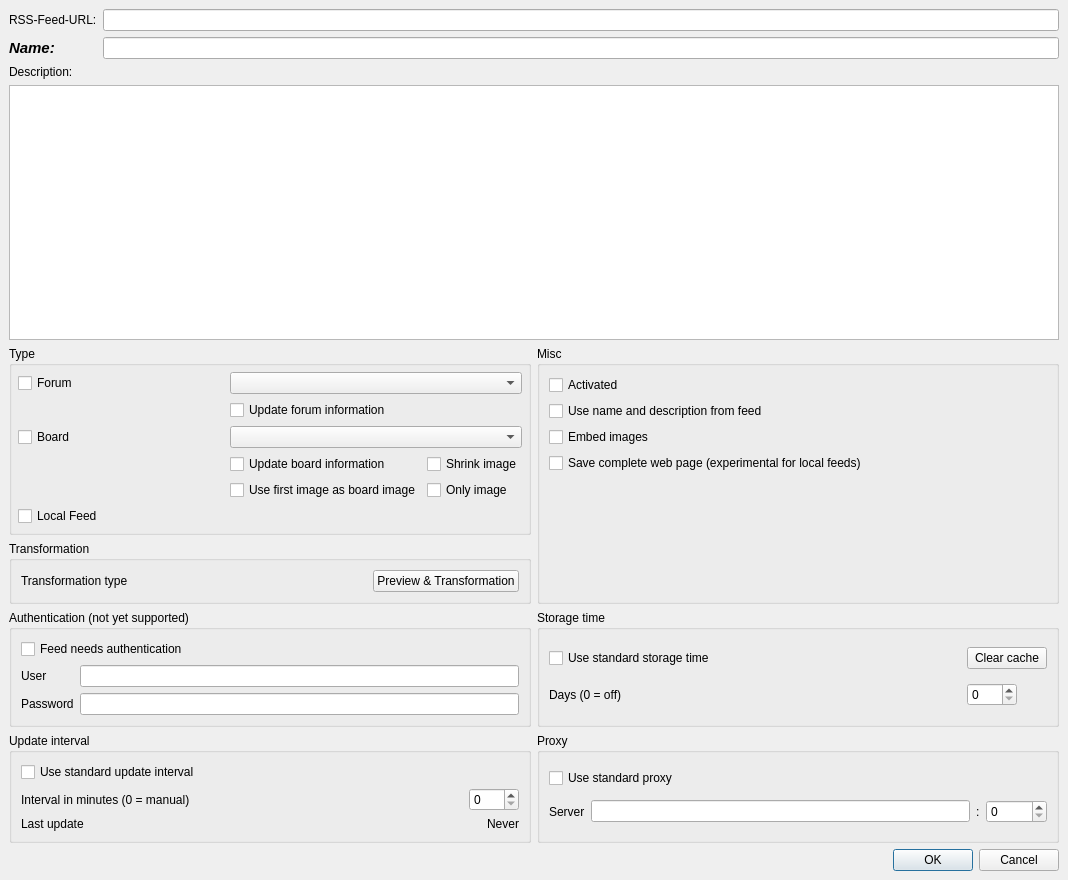
This is plugins/FeedReader/gui/AddFeedDialog.ui in RetroShare/RetroShare as Qt 5 draws it before an edit. The edited form follows.
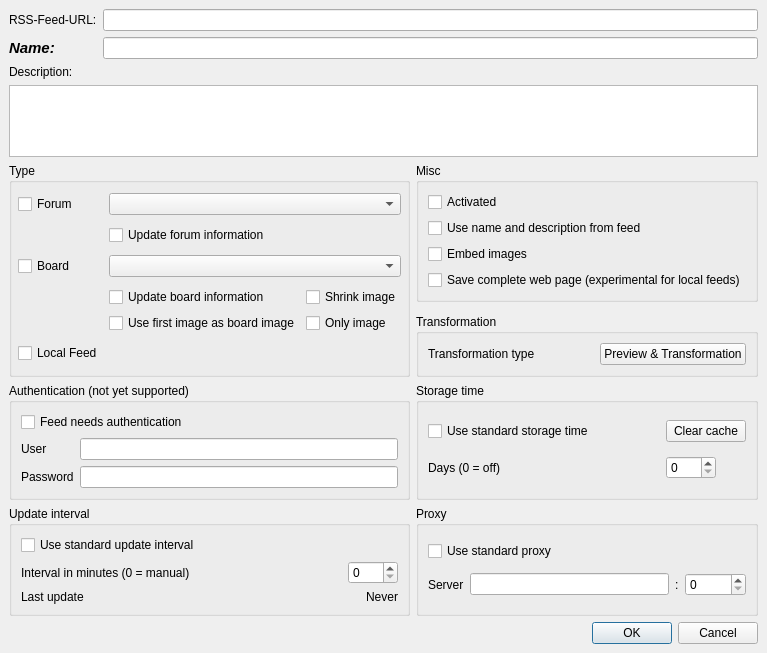
This is the edited form. Icons and pictures are not drawn. Custom widgets are drawn as their Qt base class.

Commit message: FeedReader: Reduced the height of the dialog for creating a feed

Diff of the .ui file:
```diff
--- a/plugins/FeedReader/gui/AddFeedDialog.ui
+++ b/plugins/FeedReader/gui/AddFeedDialog.ui
@@ -6,8 +6,8 @@
    <rect>
     <x>0</x>
     <y>0</y>
-    <width>1068</width>
-    <height>880</height>
+    <width>739</width>
+    <height>653</height>
    </rect>
   </property>
   <property name="windowTitle">
@@ -45,103 +45,6 @@
       <enum>QFrame::Raised</enum>
      </property>
      <layout class="QGridLayout" name="gradFrame_GL">
-      <item row="3" column="0">
-       <widget class="QGroupBox" name="typeGroupBox">
-        <property name="title">
-         <string>Type</string>
-        </property>
-        <layout class="QGridLayout" name="gridLayout_2">
-         <property name="leftMargin">
-          <number>6</number>
-         </property>
-         <property name="topMargin">
-          <number>6</number>
-         </property>
-         <property name="rightMargin">
-          <number>6</number>
-         </property>
-         <property name="bottomMargin">
-          <number>6</number>
-         </property>
-         <item row="0" column="0">
-          <widget class="QCheckBox" name="typeForumCheckBox">
-           <property name="sizePolicy">
-            <sizepolicy hsizetype="Minimum" vsizetype="Fixed">
-             <horstretch>0</horstretch>
-             <verstretch>0</verstretch>
-            </sizepolicy>
-           </property>
-           <property name="text">
-            <string>Forum</string>
-           </property>
-          </widget>
-         </item>
-         <item row="0" column="1">
-          <widget class="RSComboBox" name="forumComboBox"/>
-         </item>
-         <item row="8" column="0">
-          <widget class="QCheckBox" name="typeLocalCheckBox">
-           <property name="text">
-            <string>Local Feed</string>
-           </property>
-          </widget>
-         </item>
-         <item row="1" column="1">
-          <layout class="QHBoxLayout" name="horizontalLayout_2">
-           <item>
-            <widget class="QCheckBox" name="updateForumInfoCheckBox">
-             <property name="text">
-              <string>Update forum information</string>
-             </property>
-            </widget>
-           </item>
-          </layout>
-         </item>
-         <item row="4" column="1">
-          <widget class="RSComboBox" name="postedComboBox"/>
-         </item>
-         <item row="4" column="0">
-          <widget class="QCheckBox" name="typePostedCheckBox">
-           <property name="text">
-            <string>Board</string>
-           </property>
-          </widget>
-         </item>
-         <item row="6" column="1">
-          <layout class="QGridLayout" name="gridLayout">
-           <item row="0" column="0">
-            <widget class="QCheckBox" name="updatePostedInfoCheckBox">
-             <property name="text">
-              <string>Update board information</string>
-             </property>
-            </widget>
-           </item>
-           <item row="1" column="1">
-            <widget class="QCheckBox" name="postedOnlyImageCheckBox">
-             <property name="text">
-              <string>Only image</string>
-             </property>
-            </widget>
-           </item>
-           <item row="1" column="0">
-            <widget class="QCheckBox" name="postedFirstImageCheckBox">
-             <property name="text">
-              <string>Use first image as board image</string>
-             </property>
-            </widget>
-           </item>
-           <item row="0" column="1">
-            <widget class="QCheckBox" name="postedShinkImageCheckBox">
-             <property name="text">
-              <string>Shrink image</string>
-             </property>
-            </widget>
-           </item>
-          </layout>
-         </item>
-        </layout>
-       </widget>
-      </item>
       <item row="7" column="0">
        <widget class="QGroupBox" name="authenticationGroupBox">
         <property name="title">
@@ -378,40 +281,7 @@
         </item>
        </layout>
       </item>
-      <item row="4" column="0">
-       <widget class="QGroupBox" name="groupBox">
-        <property name="title">
-         <string>Transformation</string>
-        </property>
-        <layout class="QVBoxLayout" name="verticalLayout_4">
-         <item>
-          <layout class="QHBoxLayout" name="horizontalLayout">
-           <item>
-            <widget class="QLabel" name="transformationTypeLabel">
-             <property name="text">
-              <string>Transformation type</string>
-             </property>
-            </widget>
-           </item>
-           <item>
-            <widget class="QPushButton" name="previewButton">
-             <property name="sizePolicy">
-              <sizepolicy hsizetype="Maximum" vsizetype="Fixed">
-               <horstretch>0</horstretch>
-               <verstretch>0</verstretch>
-              </sizepolicy>
-             </property>
-             <property name="text">
-              <string>Preview &amp;&amp; Transformation</string>
-             </property>
-            </widget>
-           </item>
-          </layout>
-         </item>
-        </layout>
-       </widget>
-      </item>
-      <item row="3" column="1" rowspan="2">
+      <item row="3" column="1">
        <widget class="QGroupBox" name="flagGroupBox">
         <property name="title">
          <string>Misc</string>
@@ -445,18 +315,135 @@
            </property>
           </widget>
          </item>
+        </layout>
+       </widget>
+      </item>
+      <item row="5" column="1">
+       <widget class="QGroupBox" name="groupBox">
+        <property name="title">
+         <string>Transformation</string>
+        </property>
+        <layout class="QVBoxLayout" name="verticalLayout_4">
          <item>
-          <spacer name="verticalSpacer">
-           <property name="orientation">
-            <enum>Qt::Vertical</enum>
+          <layout class="QHBoxLayout" name="horizontalLayout">
+           <item>
+            <widget class="QLabel" name="transformationTypeLabel">
+             <property name="text">
+              <string>Transformation type</string>
+             </property>
+            </widget>
+           </item>
+           <item>
+            <widget class="QPushButton" name="previewButton">
+             <property name="sizePolicy">
+              <sizepolicy hsizetype="Maximum" vsizetype="Fixed">
+               <horstretch>0</horstretch>
+               <verstretch>0</verstretch>
+              </sizepolicy>
+             </property>
+             <property name="text">
+              <string>Preview &amp;&amp; Transformation</string>
+             </property>
+            </widget>
+           </item>
+          </layout>
+         </item>
+        </layout>
+       </widget>
+      </item>
+      <item row="3" column="0" rowspan="3">
+       <widget class="QGroupBox" name="typeGroupBox">
+        <property name="title">
+         <string>Type</string>
+        </property>
+        <layout class="QGridLayout" name="gridLayout_2">
+         <property name="leftMargin">
+          <number>6</number>
+         </property>
+         <property name="topMargin">
+          <number>6</number>
+         </property>
+         <property name="rightMargin">
+          <number>6</number>
+         </property>
+         <property name="bottomMargin">
+          <number>6</number>
+         </property>
+         <item row="0" column="0">
+          <widget class="QCheckBox" name="typeForumCheckBox">
+           <property name="sizePolicy">
+            <sizepolicy hsizetype="Minimum" vsizetype="Fixed">
+             <horstretch>0</horstretch>
+             <verstretch>0</verstretch>
+            </sizepolicy>
            </property>
-           <property name="sizeHint" stdset="0">
-            <size>
-             <width>20</width>
-             <height>40</height>
-            </size>
+           <property name="text">
+            <string>Forum</string>
            </property>
-          </spacer>
+          </widget>
+         </item>
+         <item row="0" column="1">
+          <widget class="RSComboBox" name="forumComboBox"/>
+         </item>
+         <item row="8" column="0">
+          <widget class="QCheckBox" name="typeLocalCheckBox">
+           <property name="text">
+            <string>Local Feed</string>
+           </property>
+          </widget>
+         </item>
+         <item row="1" column="1">
+          <layout class="QHBoxLayout" name="horizontalLayout_2">
+           <item>
+            <widget class="QCheckBox" name="updateForumInfoCheckBox">
+             <property name="text">
+              <string>Update forum information</string>
+             </property>
+            </widget>
+           </item>
+          </layout>
+         </item>
+         <item row="4" column="1">
+          <widget class="RSComboBox" name="postedComboBox"/>
+         </item>
+         <item row="4" column="0">
+          <widget class="QCheckBox" name="typePostedCheckBox">
+           <property name="text">
+            <string>Board</string>
+           </property>
+          </widget>
+         </item>
+         <item row="6" column="1">
+          <layout class="QGridLayout" name="gridLayout">
+           <item row="0" column="0">
+            <widget class="QCheckBox" name="updatePostedInfoCheckBox">
+             <property name="text">
+              <string>Update board information</string>
+             </property>
+            </widget>
+           </item>
+           <item row="1" column="1">
+            <widget class="QCheckBox" name="postedOnlyImageCheckBox">
+             <property name="text">
+              <string>Only image</string>
+             </property>
+            </widget>
+           </item>
+           <item row="1" column="0">
+            <widget class="QCheckBox" name="postedFirstImageCheckBox">
+             <property name="text">
+              <string>Use first image as board image</string>
+             </property>
+            </widget>
+           </item>
+           <item row="0" column="1">
+            <widget class="QCheckBox" name="postedShinkImageCheckBox">
+             <property name="text">
+              <string>Shrink image</string>
+             </property>
+            </widget>
+           </item>
+          </layout>
          </item>
         </layout>
        </widget>
```
